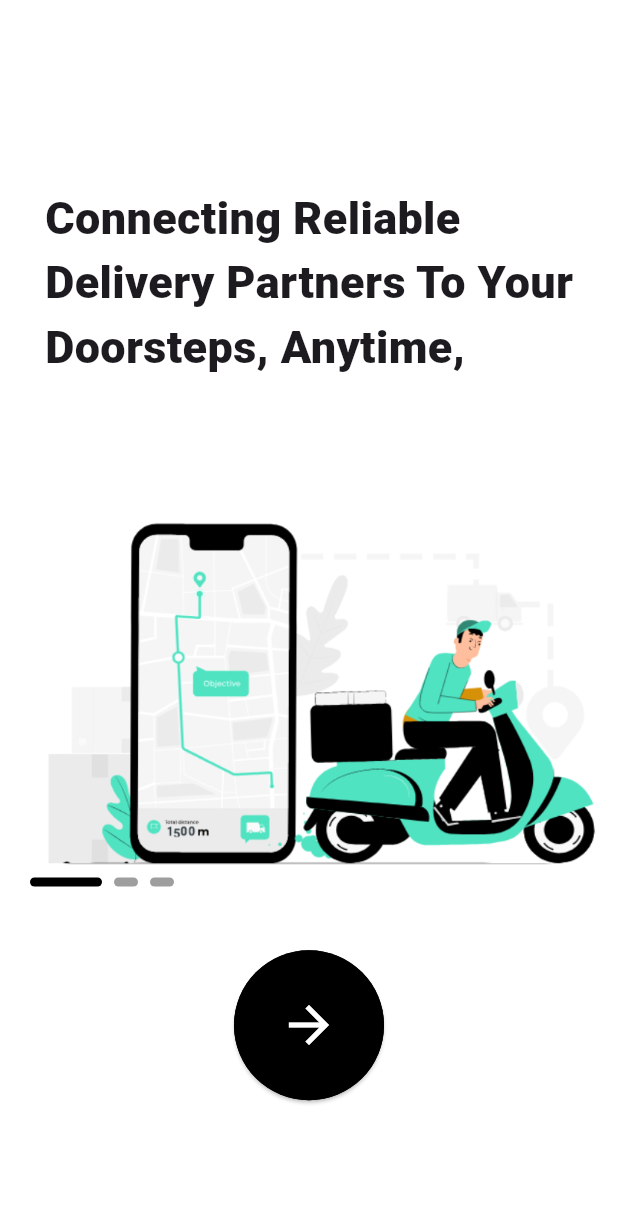
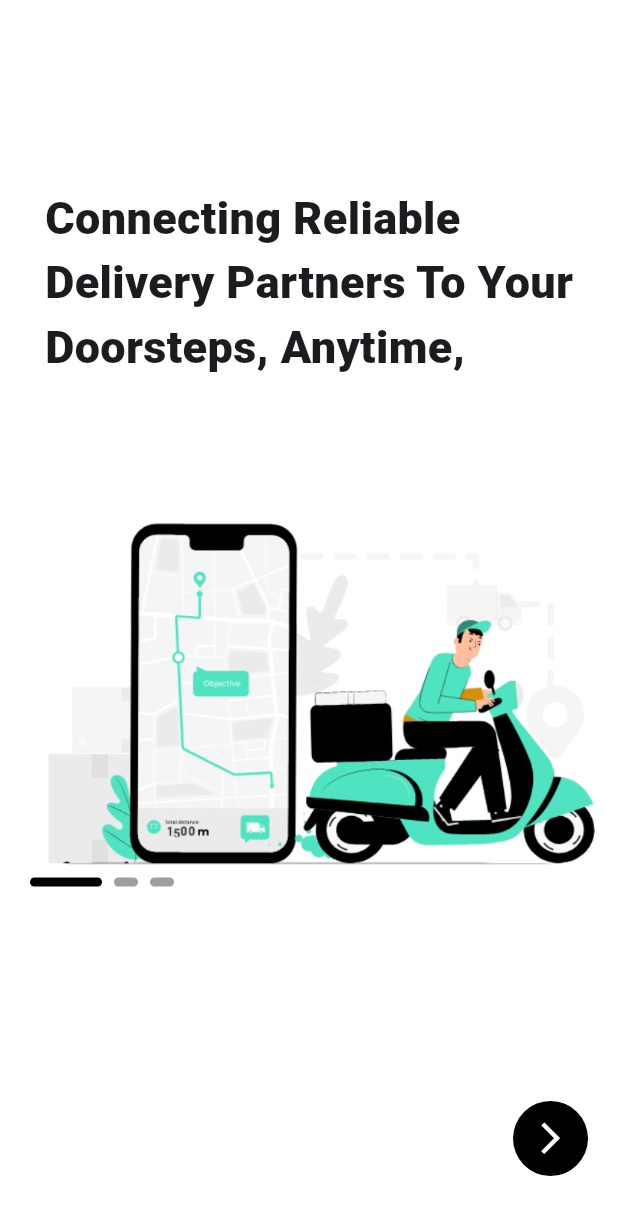
Before and after one commit to ameenakabir22/swiift-hq, a Flutter app: the screen it shows after launch, on a phone screen of 412 x 824 dp. Shown: the top 1215 px of the screen. Run offline on Flutter 3.47's test engine with Material 3 defaults, Android fonts, the phone set to English and light mode, and no system bars; drawn by our look-alikes of smooth_page_indicator; our stand-ins replace lottie.

Commit message:
i added a new smooth page indicator and i added a foward button

```diff
--- a/lib/pages/onboarding4.dart
+++ b/lib/pages/onboarding4.dart
@@ -49,73 +49,40 @@ class _OnboardingScreenState extends State<OnboardingScreen> {
           ),
 
           // Positioned widget for UI elements
-          Container(
-            alignment: Alignment(0, 0.75),
-            child: Row(
-              mainAxisAlignment: MainAxisAlignment.spaceEvenly,
-              children: [
-                // Skip button
-                GestureDetector(
+          Positioned(
+            bottom: 40,
+            right: 20,
+            child: GestureDetector(
               onTap: () {
-                      _controller.jumpToPage(2);
+                if (onLastPage) {
+                  Navigator.push(
+                    context,
+                    MaterialPageRoute(builder: (context) => SignUpOptions()),
+                  );
+                } else {
+                  _controller.nextPage(
+                    duration: Duration(milliseconds: 500),
+                    curve: Curves.easeIn,
+                  );
+                }
               },
               child: Material(
-                      color: Colors.black, // Set background color to black
-                      borderRadius: BorderRadius.circular(
-                          50), // Set a large value for complete roundness
+                color: Colors.black,
+                borderRadius: BorderRadius.circular(50),
                 child: InkWell(
-                        onTap: () {
-                          // Add your onTap callback here
-                        },
-                        borderRadius: BorderRadius.circular(
-                            50), // Set the same value for complete roundness
+                  borderRadius: BorderRadius.circular(50),
                   child: Container(
-                          width: 100, // Set a fixed width for the button
-                          height: 100, // Set a fixed height for the button
-                          child: ElevatedButton(
-                            onPressed: () {
-                              // Add your onTap callback here
-                            },
-                            style: ElevatedButton.styleFrom(
-                              primary:
-                                  Colors.black, // Set background color to black
-                              shape: RoundedRectangleBorder(
-                                borderRadius: BorderRadius.circular(
-                                    50), // Set a large value for complete roundness
-                              ),
-                            ),
+                    width: 50,
+                    height: 50,
+                    alignment: Alignment.center,
                     child: Icon(
-                              Icons.arrow_forward,
+                      Icons.arrow_forward_ios_outlined,
                       color: Colors.white,
-                              size: 40,
+                      size: 25,
                     ),
                   ),
                 ),
               ),
-                    )
-
-                    // Next or Done button
-                    /*onLastPage
-                     ? GestureDetector(
-                        onTap: () {
-                          Navigator.push(context,
-                              MaterialPageRoute(builder: (context) {
-                            return SignUpOptions();
-                          }));
-                        },
-                        child: Text('Done'),
-                      )
-                    : GestureDetector(
-                        onTap: () {
-                          _controller.nextPage(
-                            duration: Duration(milliseconds: 500),
-                            curve: Curves.easeIn,
-                          );
-                        },
-                        child: Text('Next'),
-                      ), */
-                    )
-              ],
             ),
           ),
         ],
```
Lines whose indentation alone changed are shown as unchanged.
